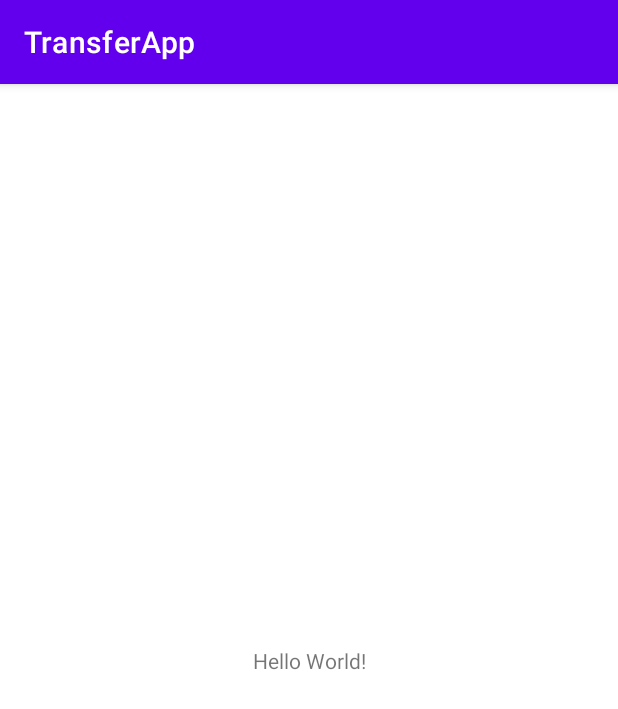
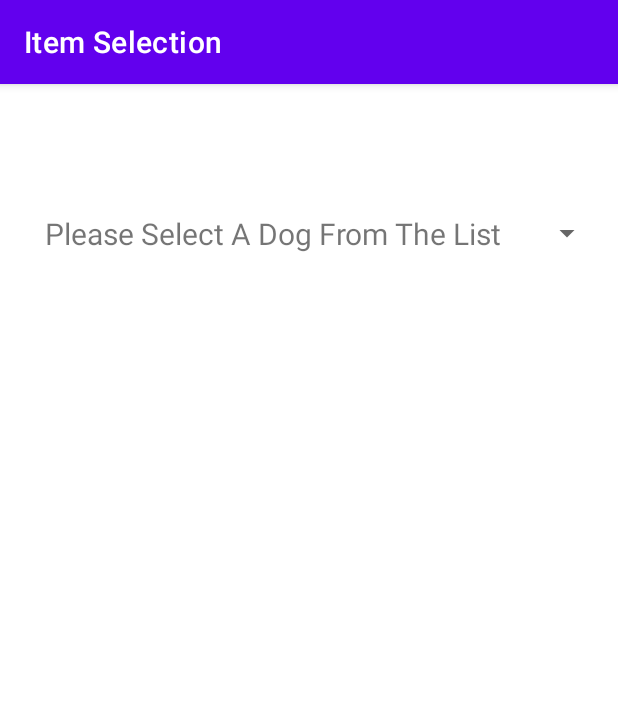
Before and after one commit to jamar-palmer/TransferApp, an Android app: the screen it shows after launch (SelectionActivity), on a phone screen of 412 x 824 dp. Shown: the top 709 px of the screen. Run offline under Robolectric (Android 15) with nearby library versions, the phone set to English and light mode, and no system bars.

```diff
--- /dev/null
+++ b/app/src/main/java/edu/temple/transferapp/ImageAdapter.java
@@ -0,0 +1,73 @@
+package edu.temple.transferapp;
+
+import android.content.Context;
+import android.view.Gravity;
+import android.view.View;
+import android.view.ViewGroup;
+import android.widget.BaseAdapter;
+import android.widget.ImageView;
+import android.widget.LinearLayout;
+import android.widget.TextView;
+
+import java.util.ArrayList;
+
+public class ImageAdapter extends BaseAdapter {
+
+        Context context;
+        ArrayList<String> items;
+        ArrayList<Integer> pics;
+
+    public ImageAdapter(Context context, ArrayList items, ArrayList pics){
+            this.context = context;
+            this.items = items;
+            this.pics = pics;
+        }
+
+
+        @Override
+        public int getCount() {
+            return items.size();
+        }
+
+        @Override
+        public Object getItem(int position) {
+            //Pair<String, Integer> dogs = new Pair(items.get(position), pics.get(position));
+            return items.get(position);
+        }
+
+        @Override
+        public long getItemId(int position) {
+            return 0;
+        }
+
+    @Override
+        public View getView(int position, View convertView, ViewGroup parent) {
+            TextView textView = new TextView(context);
+            textView.setText(items.get(position));
+            textView.setGravity(Gravity.CENTER);
+            textView.setTextSize(20);
+            return textView;
+        }
+
+        @Override
+        public View getDropDownView(int position, View convertView, ViewGroup parent) {
+
+            LinearLayout linearLayout = new LinearLayout(context);
+            linearLayout.setOrientation(LinearLayout.HORIZONTAL);
+            TextView desc = new TextView(context);
+            ImageView pic = new ImageView(context);
+            linearLayout.addView(desc);
+            linearLayout.addView(pic);
+            pic.getLayoutParams().height= 50;
+            desc.setTextSize(15);
+            desc.setPadding(20,0,0,0);
+
+            desc.setText(items.get(position));
+            if(position == 0){}else {
+                pic.setImageResource(pics.get(position-1));
+            }
+
+            return linearLayout;
+        }
+
+    }
--- a/app/src/main/java/edu/temple/transferapp/SelectionActivity.java
+++ b/app/src/main/java/edu/temple/transferapp/SelectionActivity.java
@@ -2,13 +2,60 @@ package edu.temple.transferapp;
 
 import androidx.appcompat.app.AppCompatActivity;
 
+import android.content.Intent;
 import android.os.Bundle;
+import android.view.View;
+import android.widget.AdapterView;
+import android.widget.ImageView;
+import android.widget.Spinner;
+
+import java.util.ArrayList;
 
 public class SelectionActivity extends AppCompatActivity {
+
+    Spinner spinner;
+    private final int CODE = 1;
 
     @Override
     protected void onCreate(Bundle savedInstanceState) {
         super.onCreate(savedInstanceState);
         setContentView(R.layout.activity_main);
+
+        ArrayList dogList = new ArrayList<String>();
+        dogList.add("Please Select A Dog From The List");
+        dogList.add("German Shepard");
+        dogList.add("Bulldog");
+        dogList.add("Poodle");
+        dogList.add("Siberian Husky");
+        dogList.add("Dachshund");
+        dogList.add("Pomeranian");
+
+        ArrayList dogImage = new ArrayList<Integer>();
+        dogImage.add(R.drawable.german_shepherd);
+        dogImage.add(R.drawable.bulldog);
+        dogImage.add( R.drawable.poodle);
+        dogImage.add(R.drawable.siberian_husky);
+        dogImage.add(R.drawable.daschund);
+        dogImage.add(R.drawable.pomeranian);
+
+        spinner = findViewById(R.id.spinner);
+
+        ImageAdapter adapter = new ImageAdapter(this, dogList, dogImage);
+        spinner.setAdapter(adapter);
+        spinner.setOnItemSelectedListener(new AdapterView.OnItemSelectedListener() {
+
+            @Override
+            public void onItemSelected(AdapterView<?> parent, View view, int position, long id) {
+
+                if(position != 0) {
+                    Intent launchIntent = new Intent(SelectionActivity.this, DisplayActivity.class);
+                    launchIntent.putExtra("description", dogList.get(position).toString());
+                    launchIntent.putExtra("image", position);
+                    startActivityForResult(launchIntent, CODE);
+                }
+            }
+            @Override
+            public void onNothingSelected(AdapterView<?> parent) { }
+        });
     }
 }
--- a/app/src/main/res/layout/activity_main.xml
+++ b/app/src/main/res/layout/activity_main.xml
@@ -6,13 +6,16 @@
     android:layout_height="match_parent"
     tools:context=".SelectionActivity">
 
-    <TextView
-        android:layout_width="wrap_content"
+    <Spinner
+        android:id="@+id/spinner"
+        android:layout_width="match_parent"
         android:layout_height="wrap_content"
-        android:text="Hello World!"
+        android:layout_marginStart="10dp"
+        android:layout_marginTop="69dp"
+        android:layout_marginEnd="10dp"
+        android:layout_marginBottom="638dp"
         app:layout_constraintBottom_toBottomOf="parent"
-        app:layout_constraintLeft_toLeftOf="parent"
-        app:layout_constraintRight_toRightOf="parent"
+        app:layout_constraintEnd_toEndOf="parent"
+        app:layout_constraintStart_toStartOf="parent"
         app:layout_constraintTop_toTopOf="parent" />
-
 </androidx.constraintlayout.widget.ConstraintLayout>
--- a/app/src/main/res/mipmap-anydpi-v26/ic_launcher.xml
+++ b/app/src/main/res/mipmap-anydpi-v26/ic_launcher.xml
@@ -1,5 +1,5 @@
 <?xml version="1.0" encoding="utf-8"?>
 <adaptive-icon xmlns:android="http://schemas.android.com/apk/res/android">
-    <background android:drawable="@drawable/ic_launcher_background" />
-    <foreground android:drawable="@drawable/ic_launcher_foreground" />
+    <background android:drawable="@drawable/ic_launcher_background"/>
+    <foreground android:drawable="@mipmap/ic_launcher_foreground"/>
 </adaptive-icon>
--- a/app/src/main/res/mipmap-anydpi-v26/ic_launcher_round.xml
+++ b/app/src/main/res/mipmap-anydpi-v26/ic_launcher_round.xml
@@ -1,5 +1,5 @@
 <?xml version="1.0" encoding="utf-8"?>
 <adaptive-icon xmlns:android="http://schemas.android.com/apk/res/android">
-    <background android:drawable="@drawable/ic_launcher_background" />
-    <foreground android:drawable="@drawable/ic_launcher_foreground" />
+    <background android:drawable="@drawable/ic_launcher_background"/>
+    <foreground android:drawable="@mipmap/ic_launcher_foreground"/>
 </adaptive-icon>
--- a/app/src/main/res/values/strings.xml
+++ b/app/src/main/res/values/strings.xml
@@ -1,3 +1,5 @@
 <resources>
     <string name="app_name">TransferApp</string>
+    <string name="Display">Display</string>
+    <string name="Selection">Item Selection</string>
 </resources>
```
Also changed, not shown: app/src/main/AndroidManifest.xml (+7 -2 lines), app/src/main/java/edu/temple/transferapp/DisplayActivity.java (+42 -0 lines), app/src/main/res/drawable/ic_launcher_background.xml (+70 -166 lines), app/src/main/res/layout/activity_display.xml (+23 -0 lines), app/src/main/res/mipmap-hdpi/ic_launcher.png, app/src/main/res/mipmap-hdpi/ic_launcher_round.png, app/src/main/res/mipmap-mdpi/ic_launcher.png, app/src/main/res/mipmap-mdpi/ic_launcher_round.png, app/src/main/res/mipmap-xhdpi/ic_launcher.png, app/src/main/res/mipmap-xhdpi/ic_launcher_round.png, app/src/main/res/mipmap-xxhdpi/ic_launcher.png, app/src/main/res/mipmap-xxhdpi/ic_launcher_round.png, app/src/main/res/mipmap-xxxhdpi/ic_launcher.png, app/src/main/res/mipmap-xxxhdpi/ic_launcher_round.png.
